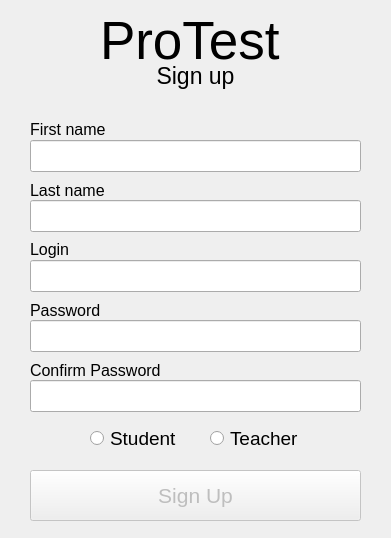
Before: the Qt Designer form src/qt/dialog1.ui in tushino-llc/ProTest, drawn with Qt 5.
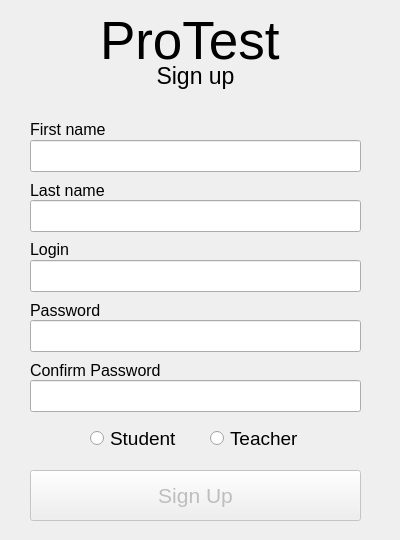
After: the same form once the commit is applied.

What changed in the file:
```diff
--- a/src/qt/dialog1.ui
+++ b/src/qt/dialog1.ui
@@ -6,20 +6,20 @@
    <rect>
     <x>0</x>
     <y>0</y>
-    <width>391</width>
-    <height>538</height>
+    <width>400</width>
+    <height>540</height>
    </rect>
   </property>
   <property name="minimumSize">
    <size>
-    <width>391</width>
-    <height>538</height>
+    <width>400</width>
+    <height>540</height>
    </size>
   </property>
   <property name="maximumSize">
    <size>
-    <width>391</width>
-    <height>538</height>
+    <width>400</width>
+    <height>540</height>
    </size>
   </property>
   <property name="windowTitle">
```
